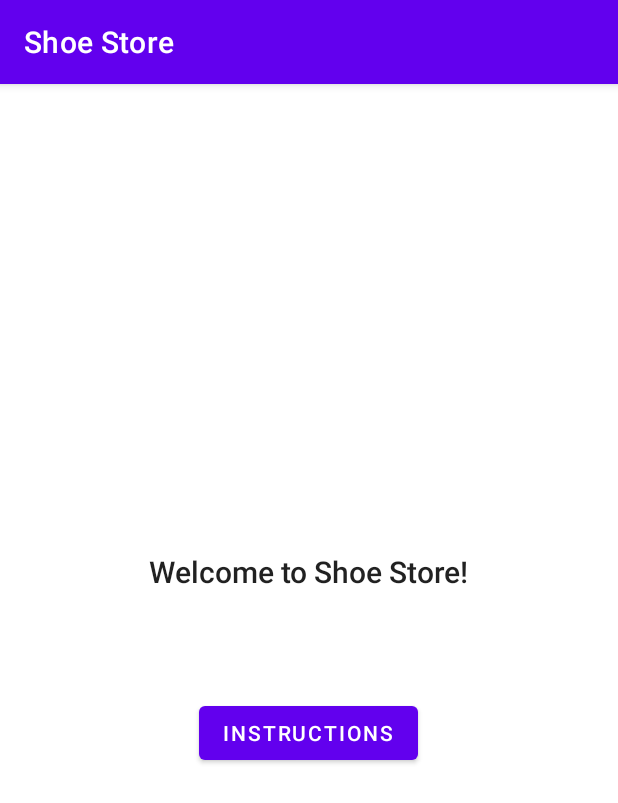
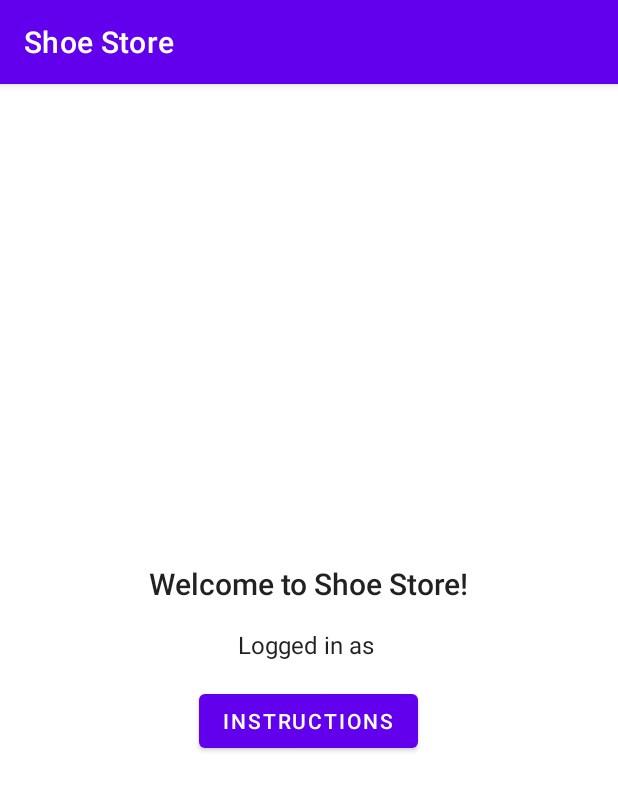
Before and after one commit to abdel-17/shoe-store, an Android app: the screen it shows after launch (MainActivity), after a tap on "CREATE ACCOUNT", on a phone screen of 412 x 824 dp. Shown: the top 803 px of the screen. Run offline under Robolectric (Android 15) with nearby library versions, the phone set to English and light mode, and no system bars; our stand-ins replace data binding, navigation-ui; 4 statements that could not run were skipped.

Commit message:
Fixed the incorrect android:text attribute. Decreased margins from 24dp to 16dp. 24dp seemed a bit much.

```diff
--- a/app/src/main/res/layout/fragment_welcome.xml
+++ b/app/src/main/res/layout/fragment_welcome.xml
@@ -27,9 +27,9 @@
             android:id="@+id/text_login_email"
             android:layout_width="wrap_content"
             android:layout_height="wrap_content"
-            android:layout_marginTop="@dimen/large_spacing"
-            android:layout_marginBottom="@dimen/large_spacing"
-            android:text="@{@string/email_format(email)}"
+            android:layout_marginTop="@dimen/regular_spacing"
+            android:layout_marginBottom="@dimen/regular_spacing"
+            android:text="@{@string/logged_email_format(email)}"
             android:textAppearance="@style/TextAppearance.AppCompat.Subhead"
             tools:text="Logged in as $email" />
 
```
